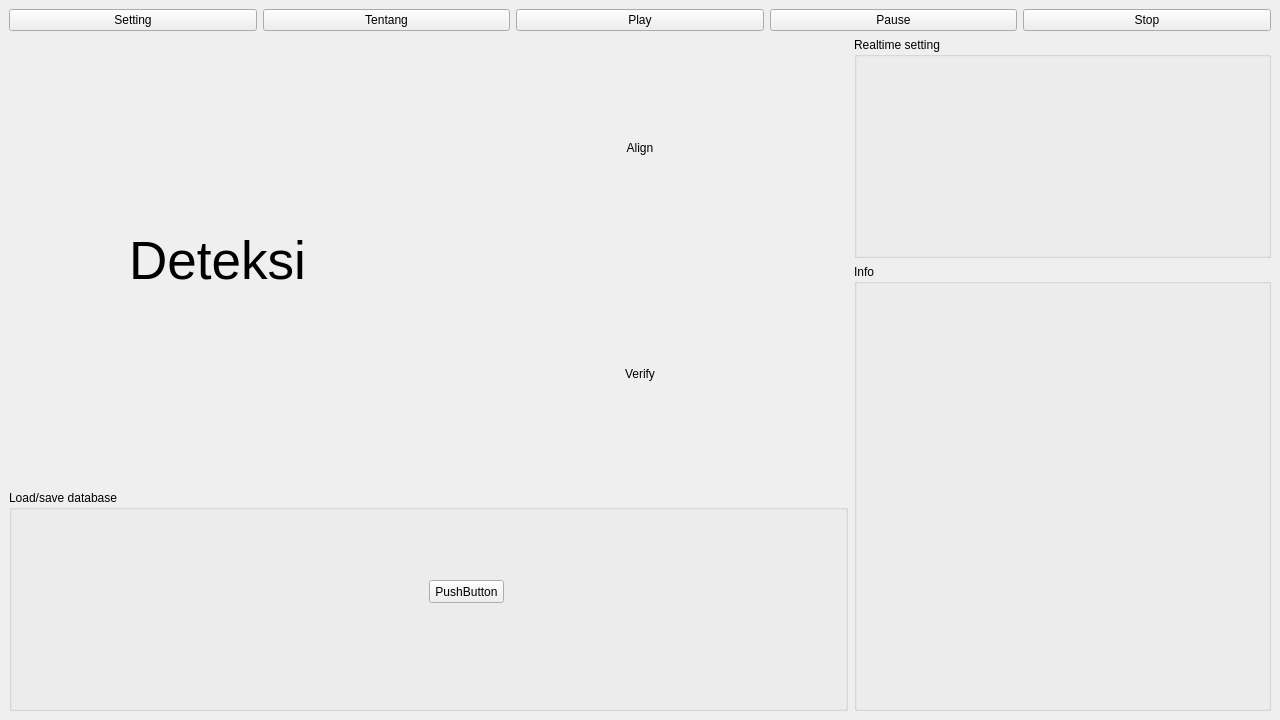
This is desain_v1.ui in yusufpraditya/face-recognition-app as Qt 5 draws it before an edit. The edited form follows.
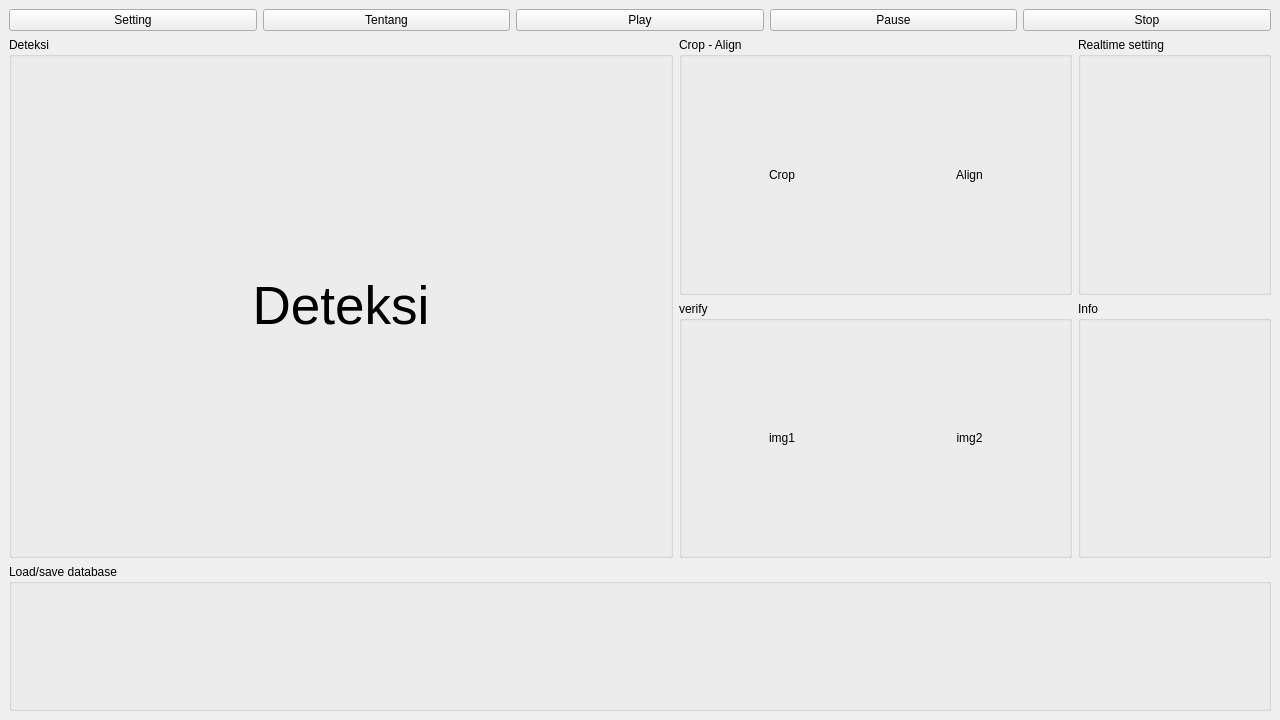
This is the edited form.

```diff
--- a/desain_v1.ui
+++ b/desain_v1.ui
@@ -52,12 +52,24 @@
     </item>
     <item row="1" column="0" colspan="5">
      <layout class="QGridLayout" name="gridLayout">
-      <item row="0" column="0" rowspan="2">
+      <item row="1" column="0" rowspan="2" colspan="2">
+       <widget class="QGroupBox" name="groupBox_4">
+        <property name="title">
+         <string>Deteksi</string>
+        </property>
+        <layout class="QHBoxLayout" name="horizontalLayout">
+         <item>
        <widget class="QLabel" name="deteksi">
         <property name="minimumSize">
          <size>
-          <width>0</width>
-          <height>0</height>
+             <width>640</width>
+             <height>480</height>
+            </size>
+           </property>
+           <property name="maximumSize">
+            <size>
+             <width>640</width>
+             <height>480</height>
          </size>
         </property>
         <property name="font">
@@ -76,26 +88,35 @@
         </property>
        </widget>
       </item>
-      <item row="0" column="2">
+        </layout>
+       </widget>
+      </item>
+      <item row="1" column="4">
        <widget class="QGroupBox" name="groupBox_3">
         <property name="title">
          <string>Realtime setting</string>
         </property>
        </widget>
       </item>
-      <item row="1" column="1">
-       <widget class="QLabel" name="verifikasi">
-        <property name="text">
-         <string>Verify</string>
+      <item row="1" column="2" colspan="2">
+       <widget class="QGroupBox" name="groupBox_5">
+        <property name="title">
+         <string>Crop - Align</string>
         </property>
-        <property name="alignment">
-         <set>Qt::AlignCenter</set>
-        </property>
-       </widget>
-      </item>
-      <item row="0" column="1">
+        <layout class="QHBoxLayout" name="horizontalLayout_3">
+         <item>
        <widget class="QLabel" name="sejajar">
         <property name="text">
+            <string>Crop</string>
+           </property>
+           <property name="alignment">
+            <set>Qt::AlignCenter</set>
+           </property>
+          </widget>
+         </item>
+         <item>
+          <widget class="QLabel" name="sejajar_2">
+           <property name="text">
          <string>Align</string>
         </property>
         <property name="alignment">
@@ -103,31 +124,50 @@
         </property>
        </widget>
       </item>
-      <item row="1" column="2" rowspan="2">
+        </layout>
+       </widget>
+      </item>
+      <item row="2" column="2" colspan="2">
+       <widget class="QGroupBox" name="groupBox_6">
+        <property name="title">
+         <string>verify</string>
+        </property>
+        <layout class="QHBoxLayout" name="horizontalLayout_2">
+         <item>
+          <widget class="QLabel" name="verifikasi">
+           <property name="text">
+            <string>img1</string>
+           </property>
+           <property name="alignment">
+            <set>Qt::AlignCenter</set>
+           </property>
+          </widget>
+         </item>
+         <item>
+          <widget class="QLabel" name="verifikasi_2">
+           <property name="text">
+            <string>img2</string>
+           </property>
+           <property name="alignment">
+            <set>Qt::AlignCenter</set>
+           </property>
+          </widget>
+         </item>
+        </layout>
+       </widget>
+      </item>
+      <item row="2" column="4">
        <widget class="QGroupBox" name="groupBox_2">
         <property name="title">
          <string>Info</string>
         </property>
        </widget>
       </item>
-      <item row="2" column="0" colspan="2">
+      <item row="3" column="0" colspan="5">
        <widget class="QGroupBox" name="groupBox">
         <property name="title">
          <string>Load/save database</string>
         </property>
-        <widget class="QPushButton" name="pushButton_6">
-         <property name="geometry">
-          <rect>
-           <x>420</x>
-           <y>90</y>
-           <width>75</width>
-           <height>23</height>
-          </rect>
-         </property>
-         <property name="text">
-          <string>PushButton</string>
-         </property>
-        </widget>
        </widget>
       </item>
      </layout>
```
Left out of the diff: 28 changed lines with no effect on the pictures. Lines whose indentation alone changed are shown as unchanged.
